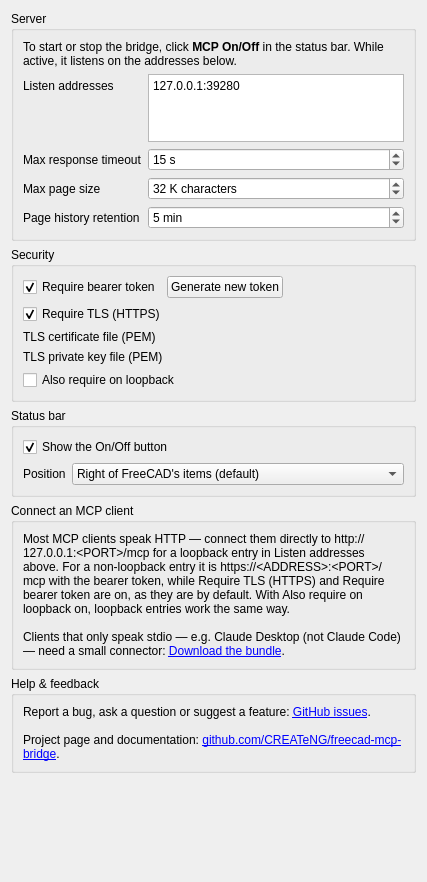
Above: freecad/mcp_bridge/Resources/Ui/preferences.ui from CREATeNG/freecad-mcp-bridge before the change. Below: the same form after it.
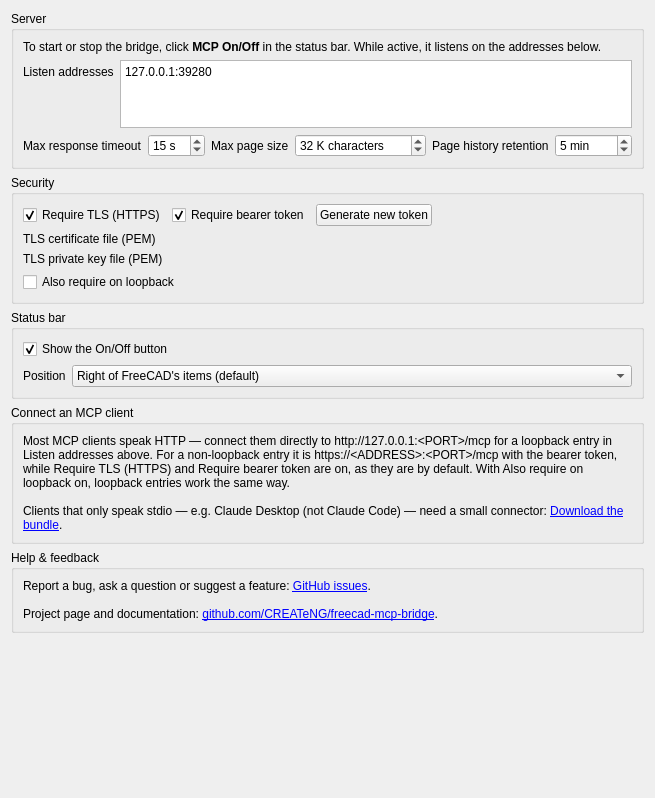
That is the form after the change. Custom widgets are drawn as their Qt base class.

Commit message:
Put the paging settings on one line and the token controls on the TLS row.
Max response timeout, Max page size and Page history retention
sit together, each label with its box. Require bearer token and
Generate new token sit to the right of Require TLS (HTTPS).

Refs #50

What changed in the file:
```diff
--- a/freecad/mcp_bridge/Resources/Ui/preferences.ui
+++ b/freecad/mcp_bridge/Resources/Ui/preferences.ui
@@ -89,14 +89,16 @@
           </property>
          </widget>
         </item>
-        <item row="1" column="0">
+        <item row="1" column="0" colspan="2">
+         <layout class="QHBoxLayout" name="pagingRow">
+          <item>
          <widget class="QLabel" name="timeoutLabel">
           <property name="text">
            <string>Max response timeout</string>
           </property>
          </widget>
         </item>
-        <item row="1" column="1">
+          <item>
          <widget class="Gui::PrefSpinBox" name="timeoutSpinBox">
           <property name="toolTip">
            <string>The bridge's wait per page.</string>
@@ -124,14 +126,14 @@
           </property>
          </widget>
         </item>
-        <item row="2" column="0">
+          <item>
          <widget class="QLabel" name="pageSizeLabel">
           <property name="text">
            <string>Max page size</string>
           </property>
          </widget>
         </item>
-        <item row="2" column="1">
+          <item>
          <widget class="Gui::PrefSpinBox" name="pageSizeSpinBox">
           <property name="toolTip">
            <string>Splits long output by page size.</string>
@@ -159,14 +161,14 @@
           </property>
          </widget>
         </item>
-        <item row="3" column="0">
+          <item>
          <widget class="QLabel" name="retentionLabel">
           <property name="text">
            <string>Page history retention</string>
           </property>
          </widget>
         </item>
-        <item row="3" column="1">
+          <item>
          <widget class="Gui::PrefSpinBox" name="retentionSpinBox">
           <property name="toolTip">
            <string>Idle time before finished output expires.</string>
@@ -197,6 +199,8 @@
        </layout>
       </item>
      </layout>
+      </item>
+     </layout>
     </widget>
    </item>
    <item>
@@ -212,7 +216,26 @@
      </property>
      <layout class="QFormLayout" name="securityLayout">
       <item row="0" column="0" colspan="2">
-       <layout class="QHBoxLayout" name="tokenRow">
+       <layout class="QHBoxLayout" name="tlsTokenRow">
+        <item>
+         <widget class="Gui::PrefCheckBox" name="requireTlsCheckBox">
+          <property name="toolTip">
+           <string>Serve HTTPS on non-loopback listen addresses with the files below.</string>
+          </property>
+          <property name="text">
+           <string>Require TLS (HTTPS)</string>
+          </property>
+          <property name="checked">
+           <bool>true</bool>
+          </property>
+          <property name="prefEntry" stdset="0">
+           <cstring>RequireTls</cstring>
+          </property>
+          <property name="prefPath" stdset="0">
+           <cstring>Mod/freecad-mcp-bridge</cstring>
+          </property>
+         </widget>
+        </item>
         <item>
          <widget class="Gui::PrefCheckBox" name="requireTokenCheckBox">
         <property name="toolTip">
@@ -263,33 +286,14 @@
         </item>
        </layout>
       </item>
-      <item row="1" column="0" colspan="2">
-       <widget class="Gui::PrefCheckBox" name="requireTlsCheckBox">
-        <property name="toolTip">
-         <string>Serve HTTPS on non-loopback listen addresses with the files below.</string>
-        </property>
-        <property name="text">
-         <string>Require TLS (HTTPS)</string>
-        </property>
-        <property name="checked">
-         <bool>true</bool>
-        </property>
-        <property name="prefEntry" stdset="0">
-         <cstring>RequireTls</cstring>
-        </property>
-        <property name="prefPath" stdset="0">
-         <cstring>Mod/freecad-mcp-bridge</cstring>
-        </property>
-       </widget>
-      </item>
-      <item row="2" column="0">
+      <item row="1" column="0">
        <widget class="QLabel" name="tlsCertFileLabel">
         <property name="text">
          <string>TLS certificate file (PEM)</string>
         </property>
        </widget>
       </item>
-      <item row="2" column="1">
+      <item row="1" column="1">
        <widget class="Gui::PrefFileChooser" name="tlsCertFileChooser">
         <property name="toolTip">
          <string>PEM certificate file for HTTPS.</string>
@@ -308,14 +312,14 @@
         </property>
        </widget>
       </item>
-      <item row="3" column="0">
+      <item row="2" column="0">
        <widget class="QLabel" name="tlsKeyFileLabel">
         <property name="text">
          <string>TLS private key file (PEM)</string>
         </property>
        </widget>
       </item>
-      <item row="3" column="1">
+      <item row="2" column="1">
        <widget class="Gui::PrefFileChooser" name="tlsKeyFileChooser">
         <property name="toolTip">
          <string>PEM private key file for HTTPS.</string>
@@ -334,7 +338,7 @@
         </property>
        </widget>
       </item>
-      <item row="4" column="0" colspan="2">
+      <item row="3" column="0" colspan="2">
        <widget class="Gui::PrefCheckBox" name="requireOnLoopbackCheckBox">
         <property name="toolTip">
          <string>Apply Require bearer token and Require TLS (HTTPS) to loopback entries too.</string>
```
Lines whose indentation alone changed are shown as unchanged.
